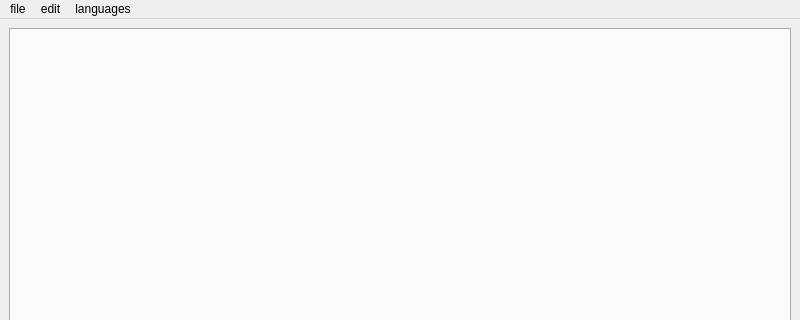
Qt form app/res/view/main/self.ui (HsOjo/PyJSONEditor) before a commit; both pictures show x 0 to 800 and y 0 to 320 of the 800 by 600 pixel window.
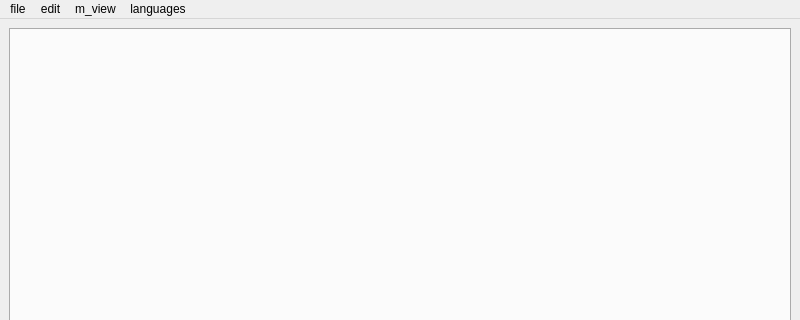
The same form after that commit.

Diff of the .ui file:
```diff
--- a/app/res/view/main/self.ui
+++ b/app/res/view/main/self.ui
@@ -56,8 +56,16 @@
      <string>languages</string>
     </property>
    </widget>
+   <widget class="QMenu" name="m_view">
+    <property name="title">
+     <string>m_view</string>
+    </property>
+    <addaction name="a_previous_file"/>
+    <addaction name="a_next_file"/>
+   </widget>
    <addaction name="m_file"/>
    <addaction name="m_edit"/>
+   <addaction name="m_view"/>
    <addaction name="m_languages"/>
   </widget>
   <widget class="QStatusBar" name="statusbar"/>
```
Left out of the diff: 45 changed lines with no effect on the pictures.
